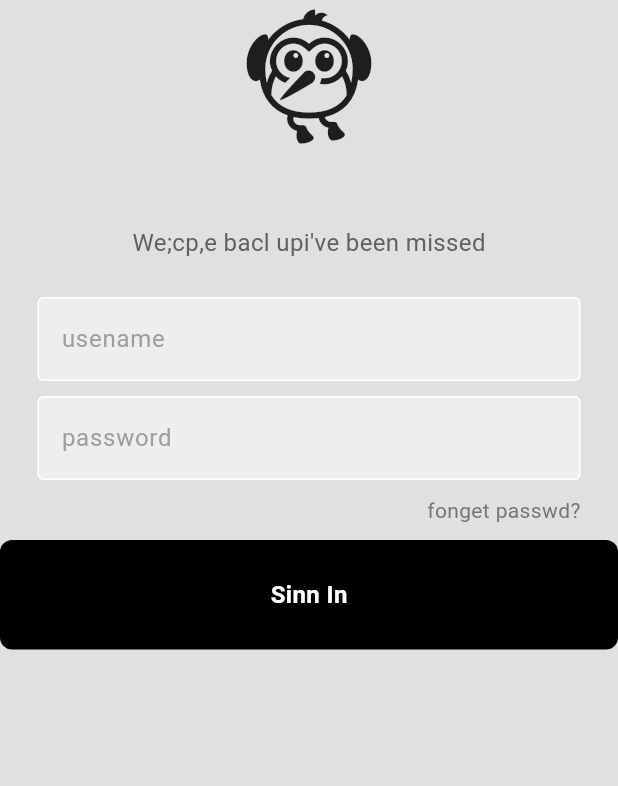
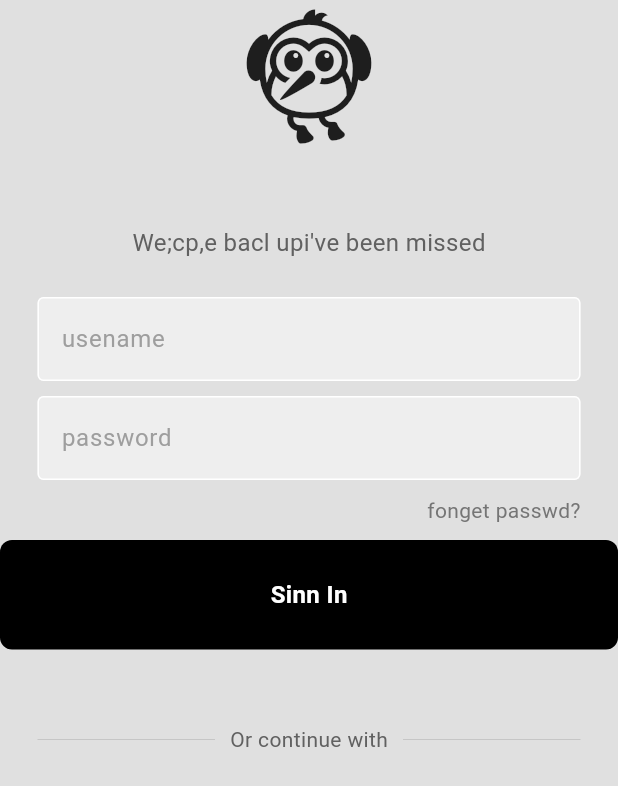
Before and after one commit to mcalisadeghi/modern_login_ui, a Flutter app: the screen it shows after launch, on a phone screen of 412 x 824 dp. Shown: the top 786 px of the screen. Run offline on Flutter 3.47's test engine with Material 2 defaults, Android fonts, the phone set to English and light mode, and no system bars.

Commit message:
add Divider

```diff
--- a/lib/pages/login_page.dart
+++ b/lib/pages/login_page.dart
@@ -3,10 +3,12 @@ import 'package:flutter_application_1/components/my_button.dart';
 import 'package:flutter_application_1/components/my_textfield.dart';
 
 class LoginPagess extends StatelessWidget {
+  //text editing controller
   final usenameController = TextEditingController();
   final paswdController = TextEditingController();
   LoginPagess({super.key});
-
+// sign user in method
+  signUserIn() {}
   @override
   Widget build(BuildContext context) {
     return Scaffold(
@@ -74,9 +76,45 @@ class LoginPagess extends StatelessWidget {
                 height: 10,
               ),
               // sign in button
-              MyBtn(),
+              MyBtn(
+                onTab: signUserIn(),
+              ),
+              const SizedBox(
+                height: 50,
+              ),
               // or contune with
-
+              Padding(
+                padding: const EdgeInsets.symmetric(
+                  horizontal: 25.0,
+                ),
+                child: Row(
+                  children: [
+                    Expanded(
+                      child: Divider(
+                        thickness: 0.5,
+                        color: Colors.grey[400],
+                      ),
+                    ),
+                    Padding(
+                      padding: EdgeInsets.symmetric(
+                        horizontal: 10.0,
+                      ),
+                      child: Text(
+                        'Or continue with',
+                        style: TextStyle(
+                          color: Colors.grey[700],
+                        ),
+                      ),
+                    ),
+                    Expanded(
+                      child: Divider(
+                        thickness: 0.5,
+                        color: Colors.grey[400],
+                      ),
+                    ),
+                  ],
+                ),
+              ),
               // google + apple sing in button
 
               // not a membe? resister no
```
